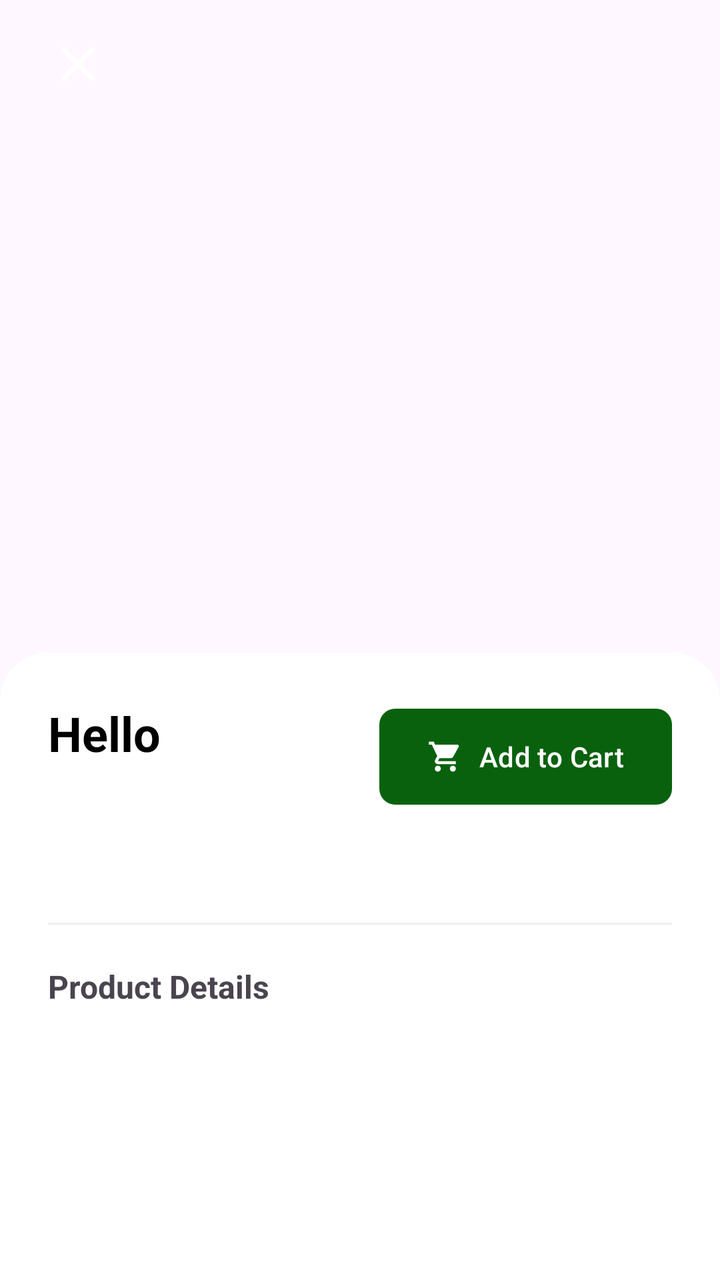
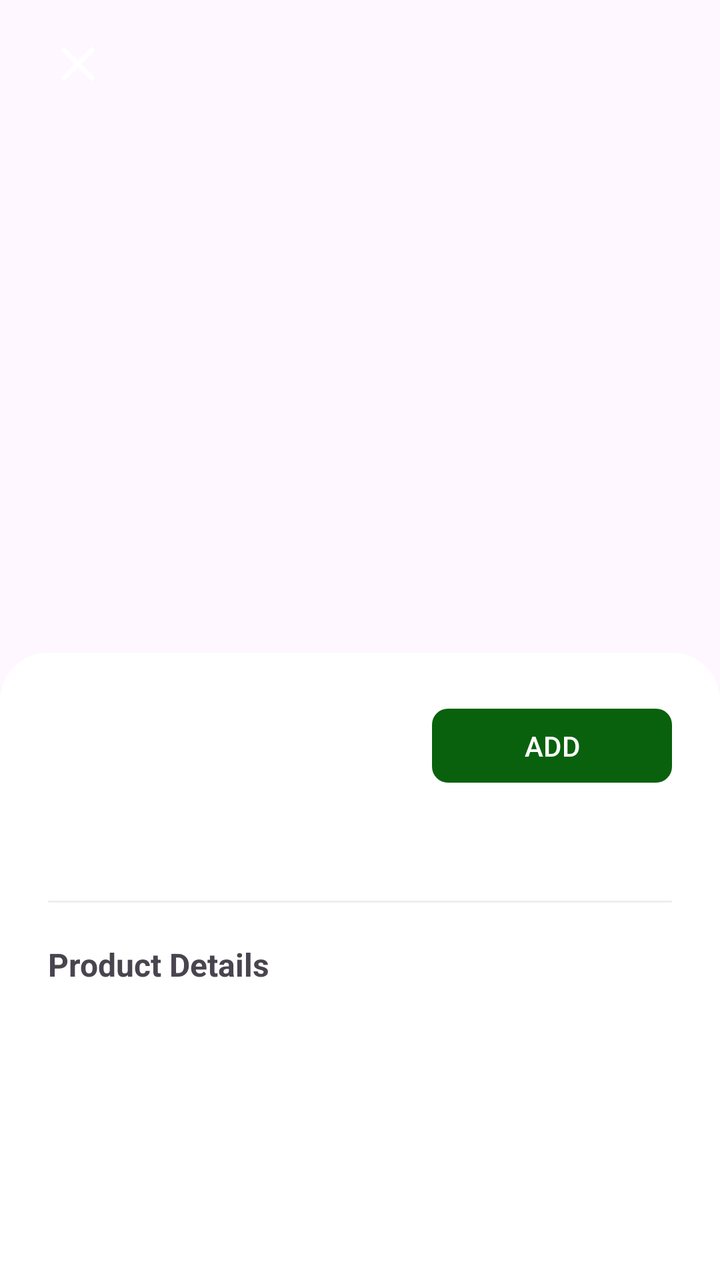

Compare the two renders of this Android layout. The source of the first and the diff that turns it into the second are given below.
<!-- AndroidManifest.xml: application theme Theme.MyGrocery -->
<!-- res/layout/activity_product_detail.xml -->
<?xml version="1.0" encoding="utf-8"?>
<androidx.coordinatorlayout.widget.CoordinatorLayout
    xmlns:android="http://schemas.android.com/apk/res/android"
    xmlns:app="http://schemas.android.com/apk/res-auto"
    android:layout_width="match_parent"
    android:layout_height="match_parent"
    android:background="@color/white">

    <com.google.android.material.appbar.AppBarLayout
        android:id="@+id/app_bar"
        android:layout_width="match_parent"
        android:layout_height="350dp"
        android:theme="@style/ThemeOverlay.MaterialComponents.Dark.ActionBar">

        <com.google.android.material.appbar.CollapsingToolbarLayout
            android:layout_width="match_parent"
            android:layout_height="match_parent"
            app:contentScrim="@color/primaryDark"
            app:layout_scrollFlags="scroll|exitUntilCollapsed">

            <ImageView
                android:id="@+id/detailImage"
                android:layout_width="match_parent"
                android:layout_height="match_parent"
                android:scaleType="centerCrop"
                android:transitionName="product_image_transition"
                app:layout_collapseMode="parallax" />

            <androidx.appcompat.widget.Toolbar
                android:id="@+id/toolbar"
                android:layout_width="match_parent"
                android:layout_height="?attr/actionBarSize"
                app:layout_collapseMode="pin">

                <ImageView
                    android:id="@+id/btnBack"
                    android:layout_width="wrap_content"
                    android:layout_height="wrap_content"
                    android:padding="8dp"
                    android:src="@drawable/ic_close"
                    app:tint="@color/white" />
            </androidx.appcompat.widget.Toolbar>

        </com.google.android.material.appbar.CollapsingToolbarLayout>
    </com.google.android.material.appbar.AppBarLayout>

    <androidx.core.widget.NestedScrollView
        android:layout_width="match_parent"
        android:layout_height="match_parent"
        android:layout_marginTop="-24dp"
        android:background="@drawable/bg_detail_sheet"
        app:layout_behavior="@string/appbar_scrolling_view_behavior">

        <LinearLayout
            android:layout_width="match_parent"
            android:layout_height="wrap_content"
            android:orientation="vertical"
            android:padding="24dp">

            <RelativeLayout
                android:layout_width="match_parent"
                android:layout_height="wrap_content"
                android:background="@color/white">

                <TextView
                    android:id="@+id/tvDetailName"
                    android:layout_width="match_parent"
                    android:layout_height="wrap_content"
                    android:textColor="@color/black"
                    android:text="Hello"
                    android:textSize="24sp"
                    android:textStyle="bold" />

                <com.google.android.material.button.MaterialButton
                    android:id="@+id/btnAddToCartDetail"
                    android:layout_width="wrap_content"
                    android:layout_height="56dp"

                    android:layout_alignParentEnd="true"
                    app:elevation="8dp"
                    android:visibility="visible"
                    android:text="Add to Cart"
                    app:backgroundTint="@color/primaryDark"
                    app:cornerRadius="8dp"
                    app:icon="@drawable/ic_cart"
                    app:iconGravity="textStart"
                    app:tint="@color/white" />
            </RelativeLayout>

            <TextView
                android:id="@+id/tvDetailPrice"
                android:layout_width="match_parent"
                android:layout_height="wrap_content"
                android:layout_marginTop="8dp"
                android:textColor="@color/primaryDark"
                android:textSize="20sp"
                android:textStyle="bold" />

            <View
                android:layout_width="match_parent"
                android:layout_height="1dp"
                android:layout_marginVertical="20dp"
                android:background="#EEEEEE" />

            <TextView
                android:layout_width="match_parent"
                android:layout_height="wrap_content"
                android:text="Product Details"
                android:textSize="16sp"
                android:textStyle="bold" />

            <TextView
                android:id="@+id/tvDescription"
                android:layout_width="match_parent"
                android:layout_height="wrap_content"
                android:layout_marginTop="8dp"
                android:lineSpacingExtra="4dp"
                android:textColor="#757575" />

        </LinearLayout>
    </androidx.core.widget.NestedScrollView>

</androidx.coordinatorlayout.widget.CoordinatorLayout>
<!-- resources referenced by this layout -->
<resources>
  <color name="black">#FF000000</color>
  <color name="primaryDark">#09610D</color>
  <color name="white">#FFFFFFFF</color>
  <!-- drawable bg_detail_sheet (drawable) -->
  <?xml version="1.0" encoding="utf-8"?>
  <shape xmlns:android="http://schemas.android.com/apk/res/android">
      <solid android:color="@color/white" />
      <corners
          android:topLeftRadius="24dp"
          android:topRightRadius="24dp" />
  </shape>
  <!-- drawable ic_cart (drawable) -->
  <?xml version="1.0" encoding="utf-8"?>
  <vector xmlns:android="http://schemas.android.com/apk/res/android"
      android:width="24dp"
      android:height="24dp"
      android:viewportWidth="24"
      android:viewportHeight="24">
  
      <path
          android:fillColor="#000000"
          android:pathData="M7,18c-1.1,0 -1.99,0.9 -1.99,2S5.9,22 7,22s2,-0.9 2,-2 -0.9,-2 -2,-2zM1,2v2h2l3.6,7.59 -1.35,2.45c-0.16,0.28 -0.25,0.61 -0.25,0.96 0,1.1 0.9,2 2,2h12v-2L7.42,15c-0.14,0 -0.25,-0.11 -0.25,-0.25l0.03,-0.12 0.9,-1.63h7.45c0.75,0 1.41,-0.41 1.75,-1.03l3.58,-6.49c0.08,-0.14 0.12,-0.31 0.12,-0.48 0,-0.55 -0.45,-1 -1,-1L5.21,4l-0.94,-2L1,2zM17,18c-1.1,0 -1.99,0.9 -1.99,2s0.89,2 1.99,2 2,-0.9 2,-2 -0.9,-2 -2,-2z"/>
  </vector>
  <!-- drawable ic_close (drawable) -->
  <vector xmlns:android="http://schemas.android.com/apk/res/android" android:height="30dp" android:tint="#000000" android:viewportHeight="24" android:viewportWidth="24" android:width="30dp">
        
      <path android:fillColor="@android:color/white" android:pathData="M19,6.41L17.59,5 12,10.59 6.41,5 5,6.41 10.59,12 5,17.59 6.41,19 12,13.41 17.59,19 19,17.59 13.41,12z"/>
      
  </vector>
  <style name="Theme.MyGrocery" parent="Base.Theme.MyGrocery" />
  <style name="Base.Theme.MyGrocery" parent="Theme.Material3.DayNight.NoActionBar">
          <item name="colorPrimary">@color/primaryColor</item>
          <item name="colorPrimaryDark">@color/primaryDark</item>
          <item name="colorAccent">#F497B7</item>
  
          <item name="android:windowContentTransitions">true</item>
          <item name="android:windowSharedElementEnterTransition">@android:transition/move</item>
          <item name="android:windowSharedElementExitTransition">@android:transition/move</item>
      </style>
  <color name="primaryColor">#2B902F</color>
</resources>

<!-- the commit's change to res/layout/activity_product_detail.xml (unified diff, before → after) -->
@@ -64,27 +64,68 @@
 
                 <TextView
                     android:id="@+id/tvDetailName"
-                    android:layout_width="match_parent"
+                    android:layout_width="wrap_content"
                     android:layout_height="wrap_content"
+                    android:layout_toStartOf="@+id/cartControlContainer"
+                    android:layout_alignParentStart="true"
                     android:textColor="@color/black"
-                    android:text="Hello"
-                    android:textSize="24sp"
+                    android:textSize="22sp"
                     android:textStyle="bold" />
 
-                <com.google.android.material.button.MaterialButton
-                    android:id="@+id/btnAddToCartDetail"
-                    android:layout_width="wrap_content"
-                    android:layout_height="56dp"
+                <FrameLayout
+                    android:id="@+id/cartControlContainer"
+                    android:layout_width="120dp"
+                    android:layout_height="45dp"
+                    android:layout_alignParentEnd="true">
 
-                    android:layout_alignParentEnd="true"
-                    app:elevation="8dp"
-                    android:visibility="visible"
-                    android:text="Add to Cart"
-                    app:backgroundTint="@color/primaryDark"
-                    app:cornerRadius="8dp"
-                    app:icon="@drawable/ic_cart"
-                    app:iconGravity="textStart"
-                    app:tint="@color/white" />
+                    <com.google.android.material.button.MaterialButton
+                        android:id="@+id/btnAddToCartDetail"
+                        android:layout_width="match_parent"
+                        android:layout_height="match_parent"
+                        android:text="ADD"
+                        app:backgroundTint="@color/primaryDark"
+                        app:cornerRadius="8dp"
+                        android:visibility="visible" />
+
+                    <LinearLayout
+                        android:id="@+id/llQuantityControl"
+                        android:layout_width="match_parent"
+                        android:layout_height="match_parent"
+                        android:background="@drawable/bg_quantity_outline"
+                        android:gravity="center"
+                        android:orientation="horizontal"
+                        android:visibility="gone">
+
+                        <ImageButton
+                            android:id="@+id/btnMinus"
+                            android:layout_width="0dp"
+                            android:layout_height="match_parent"
+                            android:layout_weight="1"
+                            android:background="?attr/selectableItemBackground"
+                            android:src="@drawable/ic_minus"
+                            app:tint="@color/primaryDark" />
+
+                        <TextView
+                            android:id="@+id/tvQuantity"
+                            android:layout_width="0dp"
+                            android:layout_height="wrap_content"
+                            android:layout_weight="1"
+                            android:gravity="center"
+                            android:text="1"
+                            android:textColor="@color/primaryDark"
+                            android:textSize="16sp"
+                            android:textStyle="bold" />
+
+                        <ImageButton
+                            android:id="@+id/btnPlus"
+                            android:layout_width="0dp"
+                            android:layout_height="match_parent"
+                            android:layout_weight="1"
+                            android:background="?attr/selectableItemBackground"
+                            android:src="@drawable/ic_add"
+                            app:tint="@color/primaryDark" />
+                    </LinearLayout>
+                </FrameLayout>
             </RelativeLayout>
 
             <TextView
<!-- resource entries referenced after the edit -->
@@ -11,17 +11,23 @@
           android:topLeftRadius="24dp"
           android:topRightRadius="24dp" />
   </shape>
-  <!-- drawable ic_cart (drawable) -->
+  <!-- drawable bg_quantity_outline (drawable) -->
+  <?xml version="1.0" encoding="utf-8"?>
+  <shape xmlns:android="http://schemas.android.com/apk/res/android">
+      <solid android:color="@color/white" />
+      <stroke android:width="1dp" android:color="@color/primaryDark" />
+      <corners android:radius="8dp" />
+  </shape>
+  <!-- drawable ic_add (drawable) -->
   <?xml version="1.0" encoding="utf-8"?>
   <vector xmlns:android="http://schemas.android.com/apk/res/android"
       android:width="24dp"
       android:height="24dp"
       android:viewportWidth="24"
       android:viewportHeight="24">
-  
       <path
-          android:fillColor="#000000"
-          android:pathData="M7,18c-1.1,0 -1.99,0.9 -1.99,2S5.9,22 7,22s2,-0.9 2,-2 -0.9,-2 -2,-2zM1,2v2h2l3.6,7.59 -1.35,2.45c-0.16,0.28 -0.25,0.61 -0.25,0.96 0,1.1 0.9,2 2,2h12v-2L7.42,15c-0.14,0 -0.25,-0.11 -0.25,-0.25l0.03,-0.12 0.9,-1.63h7.45c0.75,0 1.41,-0.41 1.75,-1.03l3.58,-6.49c0.08,-0.14 0.12,-0.31 0.12,-0.48 0,-0.55 -0.45,-1 -1,-1L5.21,4l-0.94,-2L1,2zM17,18c-1.1,0 -1.99,0.9 -1.99,2s0.89,2 1.99,2 2,-0.9 2,-2 -0.9,-2 -2,-2z"/>
+          android:fillColor="#FF000000"
+          android:pathData="M19,13H13V19H11V13H5V11H11V5H13V11H19V13Z" />
   </vector>
   <!-- drawable ic_close (drawable) -->
   <vector xmlns:android="http://schemas.android.com/apk/res/android" android:height="30dp" android:tint="#000000" android:viewportHeight="24" android:viewportWidth="24" android:width="30dp">
@@ -29,11 +35,22 @@
       <path android:fillColor="@android:color/white" android:pathData="M19,6.41L17.59,5 12,10.59 6.41,5 5,6.41 10.59,12 5,17.59 6.41,19 12,13.41 17.59,19 19,17.59 13.41,12z"/>
       
   </vector>
+  <!-- drawable ic_minus (drawable) -->
+  <?xml version="1.0" encoding="utf-8"?>
+  <vector xmlns:android="http://schemas.android.com/apk/res/android"
+      android:width="24dp"
+      android:height="24dp"
+      android:viewportWidth="24"
+      android:viewportHeight="24">
+      <path
+          android:fillColor="#FF000000"
+          android:pathData="M19,13H5V11H19V13Z" />
+  </vector>
   <style name="Theme.MyGrocery" parent="Base.Theme.MyGrocery" />
   <style name="Base.Theme.MyGrocery" parent="Theme.Material3.DayNight.NoActionBar">
           <item name="colorPrimary">@color/primaryColor</item>
           <item name="colorPrimaryDark">@color/primaryDark</item>
-          <item name="colorAccent">#F497B7</item>
+          <item name="colorAccent">#009D05</item>
   
           <item name="android:windowContentTransitions">true</item>
           <item name="android:windowSharedElementEnterTransition">@android:transition/move</item>
